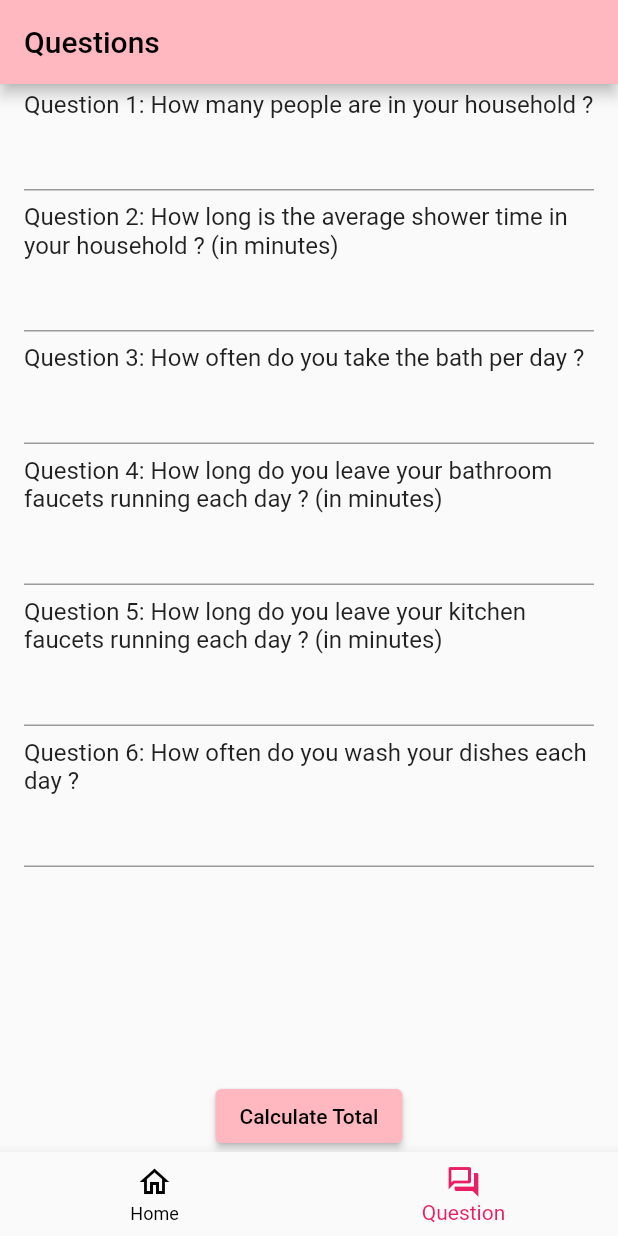
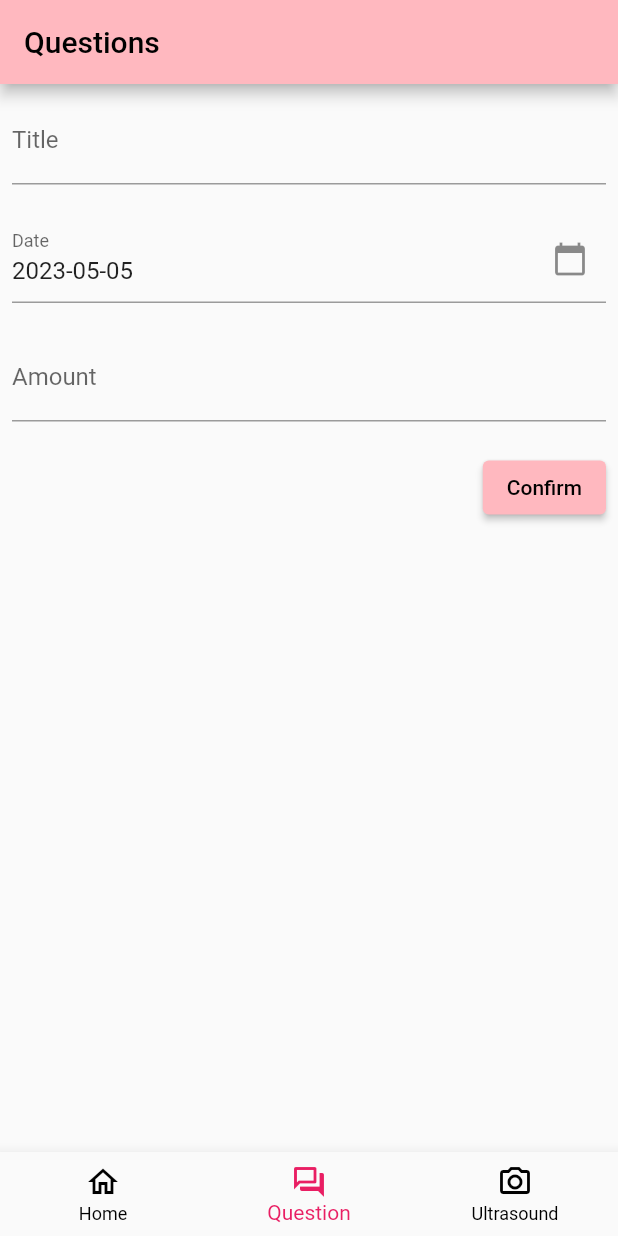
Before and after one commit to yiwan-21/umh23-pregnancy, a Flutter app: the screen it shows after launch, item 2 of the bottom bar chosen, on a phone screen of 412 x 824 dp. Run offline on Flutter 3.47's test engine with Material 2 defaults, Android fonts, the phone set to English and light mode, and no system bars; our stand-ins replace image_picker.

Commit message:
feat ultrasound page

```diff
--- a/lib/navigation.dart
+++ b/lib/navigation.dart
@@ -1,6 +1,7 @@
 import 'package:flutter/material.dart';
 import './home.dart';
 import './question.dart';
+import './ultrasound.dart';
 
 class Navigation extends StatefulWidget {
   const Navigation({super.key});
@@ -25,7 +26,8 @@ class _NavigationState extends State<Navigation> {
 
   final Map<String, Widget> _pages = {
     "Home": const Home(),
-    "Tracker": Question(),
+    "Tracker": const Question(),
+    "Ultrasound": const Ultrasound(),
   };
 
   @override
@@ -47,6 +49,10 @@ class _NavigationState extends State<Navigation> {
             icon: Icon(Icons.question_answer_outlined),
             label: 'Question',
           ),
+          BottomNavigationBarItem(
+            icon: Icon(Icons.camera_alt_outlined),
+            label: 'Ultrasound',
+          ),
         ],
         onTap: _onItemTapped,
       ),
--- a/lib/question.dart
+++ b/lib/question.dart
@@ -1,4 +1,5 @@
 import 'package:flutter/material.dart';
+import 'package:flutter/services.dart';
 
 class Question extends StatefulWidget {
   const Question({super.key});
@@ -8,43 +9,22 @@ class Question extends StatefulWidget {
 }
 
 class _QuestionState extends State<Question> {
-  final List<String> questions = [
-    'Question 1: How many people are in your household ?',
-    'Question 2: How long is the average shower time in your household ? (in minutes)',
-    'Question 3: How often do you take the bath per day ?',
-    'Question 4: How long do you leave your bathroom faucets running each day ? (in minutes)',
-    'Question 5: How long do you leave your kitchen faucets running each day ? (in minutes)',
-    'Question 6: How often do you wash your dishes each day ?',
-  ];
+  final _formKey = GlobalKey<FormState>();
+  String _title = '';
+  double _amount = 0;
+  DateTime _date = DateTime.now();
 
-  List<int> answers = List.filled(6, 0);
-
-  List<Widget> getQuestionList() {
-    List<Widget> questionList = [];
-    for (int i = 0; i < questions.length; i++) {
-      questionList.add(
-        ListTile(
-          title: Text(questions[i]),
-          subtitle: TextField(
-            keyboardType: TextInputType.number,
-            onChanged: (value) {
-              answers[i] = int.tryParse(value) ?? 0;
-            },
-          ),
-        ),
-      );
+  Future<void> _selectDate(BuildContext context) async {
+    final DateTime? picked = await showDatePicker(
+        context: context,
+        initialDate: DateTime.now(),
+        firstDate: DateTime(2020),
+        lastDate: DateTime(2025));
+    if (picked != null) {
+      setState(() {
+        _date = picked;
+      });
     }
-    return questionList;
-  }
-
-  int calculateTotal() {
-    int total = 0;
-    int total2 = answers[1] * 3 * answers[2];
-    int total3 = (answers[3] + answers[4]) * 2;
-    int total4 = answers[5] * 20;
-    total = answers[0] * (total2 + total3 + total4);
-
-    return total;
   }
 
   @override
@@ -53,58 +33,94 @@ class _QuestionState extends State<Question> {
       appBar: AppBar(
         title: const Text('Questions'),
       ),
-      body: Column(
+      body: Container(
+        padding: const EdgeInsets.all(8.0),
+        child: Form(
+          key: _formKey,
+          child: ListView(
+            children: <Widget>[
+              TextFormField(
+                decoration: const InputDecoration(
+                  labelText: 'Title',
+                ),
+                validator: (value) {
+                  if (value == null || value.isEmpty) {
+                    return 'Please enter your title';
+                  }
+                  return null;
+                },
+                onChanged: (value) {
+                  setState(() {
+                    _title = value;
+                  });
+                },
+              ),
+              const SizedBox(height: 20.0),
+              // date
+              TextFormField(
+                readOnly: true,
+                onTap: () {
+                  _selectDate(context);
+                },
+                decoration: const InputDecoration(
+                  labelText: 'Date',
+                  suffixIcon: Icon(Icons.calendar_today),
+                ),
+                controller: TextEditingController(
+                  text: _date.toString().substring(0, 10),
+                ),
+              ),
+              const SizedBox(height: 20.0),
+              Row(
                 children: [
                   Expanded(
-            child: ListView(
-              children: getQuestionList(),
+                    child: TextFormField(
+                      decoration: const InputDecoration(
+                        labelText: 'Amount',
                       ),
+                      keyboardType:
+                          const TextInputType.numberWithOptions(decimal: true),
+                      inputFormatters: <TextInputFormatter>[
+                        FilteringTextInputFormatter.allow(
+                            RegExp(r'^\d+\.?\d{0,2}')),
+                      ],
+                      validator: (value) {
+                        if (value!.isEmpty) {
+                          return 'Please enter an amount';
+                        }
+                        if (double.tryParse(value) == null) {
+                          return 'Please enter a valid amount';
+                        }
+                        return null;
+                      },
+                      onChanged: (value) {
+                        setState(() {
+                          _amount = double.tryParse(value) == null
+                              ? 0
+                              : double.parse(value);
+                        });
+                      },
                     ),
-          ElevatedButton(
-            onPressed: () {
-              int total = calculateTotal();
-              showDialog(
-                context: context,
-                builder: (BuildContext context) {
-                  return AlertDialog(
-                    title: const Text('Total'),
-                    content: Column(
-                      mainAxisSize: MainAxisSize.min,
-                      crossAxisAlignment: CrossAxisAlignment.start,
-                      children: [
-                        Text('The total is $total Gallons'),
-                        if (total < 400) // add a conditional statement here
-                          const Text(
-                            'The water footprint is low! ',
-                            style: TextStyle(color: Colors.green),
-                          ),
-                        if (total >= 400 && total <= 600)
-                          const Text(
-                            'The water footprint is medium! ',
-                            style: TextStyle(color: Colors.yellow),
-                          ),
-                        if (total > 600)
-                          const Text(
-                            'The water footprint is high! ',
-                            style: TextStyle(color: Colors.red),
                   ),
                 ],
               ),
-                    actions: [
-                      TextButton(
+              const SizedBox(height: 20.0),
+              Container(
+                alignment: Alignment.centerRight,
+                child: ElevatedButton(
+                  child: const Text('Confirm'),
                   onPressed: () {
-                          Navigator.pop(context);
+                    if (_formKey.currentState!.validate()) {
+                      // Form is valid, do something
+                      _formKey.currentState!.save();
+                      // For example, submit the form to a server
+                    }
                   },
-                        child: const Text('OK'),
+                ),
               ),
             ],
-                  );
-                },
-              );
-            },
-            child: const Text('Calculate Total'),
           ),
-        ],
+        ),
       ),
     );
   }
--- a/pubspec.yaml
+++ b/pubspec.yaml
@@ -35,6 +35,7 @@ dependencies:
   # The following adds the Cupertino Icons font to your application.
   # Use with the CupertinoIcons class for iOS style icons.
   cupertino_icons: ^1.0.2
+  image_picker: ^0.8.7+4
 
 dev_dependencies:
   flutter_test:
```
Also changed, not shown: lib/home.dart (+27 -1 lines), lib/ultrasound.dart (added, +89 -0 lines), pubspec.lock. Lines whose indentation alone changed are shown as unchanged.
